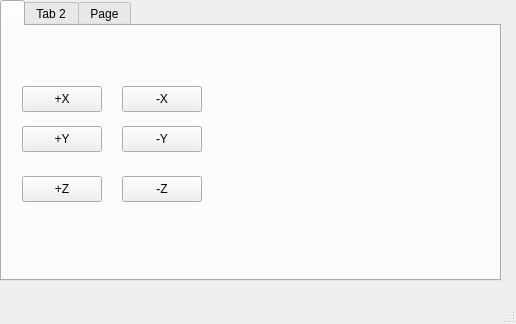
Above: TT_RAA/mainwindow.ui from SrgtPepper/TT_RAA before the change. Below: the same form after it.
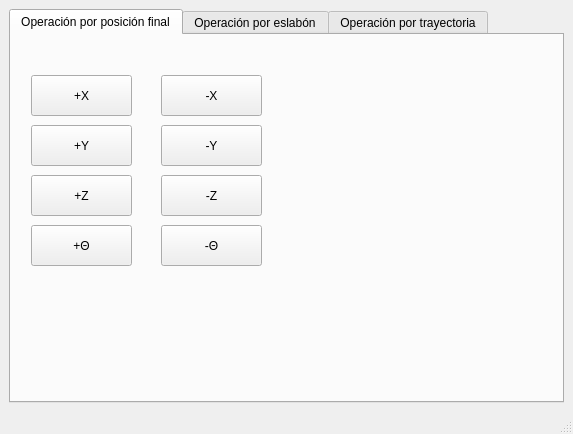
That is the form after the change.

Patch:
```diff
--- a/TT_RAA/mainwindow.ui
+++ b/TT_RAA/mainwindow.ui
@@ -6,76 +6,83 @@
    <rect>
     <x>0</x>
     <y>0</y>
-    <width>516</width>
-    <height>324</height>
+    <width>573</width>
+    <height>434</height>
    </rect>
   </property>
   <property name="windowTitle">
    <string>MainWindow</string>
   </property>
   <widget class="QWidget" name="centralwidget">
+   <layout class="QHBoxLayout" name="horizontalLayout">
+    <item>
    <widget class="QTabWidget" name="tabWidget">
-    <property name="geometry">
-     <rect>
-      <x>0</x>
-      <y>0</y>
-      <width>501</width>
-      <height>281</height>
-     </rect>
-    </property>
     <property name="currentIndex">
      <number>0</number>
     </property>
     <widget class="QWidget" name="tab">
-     <attribute name="Operacion por posicion final">
-      <string>Tab 1</string>
-     </attribute>
-     <widget class="QPushButton" name="pushButton_4">
-      <property name="geometry">
-       <rect>
-        <x>120</x>
-        <y>100</y>
-        <width>80</width>
-        <height>26</height>
-       </rect>
-      </property>
-      <property name="text">
-       <string>-Y</string>
-      </property>
-     </widget>
-     <widget class="QPushButton" name="pushButton_2">
-      <property name="geometry">
-       <rect>
-        <x>120</x>
-        <y>60</y>
-        <width>80</width>
-        <height>26</height>
-       </rect>
-      </property>
-      <property name="text">
-       <string>-X</string>
-      </property>
-     </widget>
+       <attribute name="title">
+        <string>Operación por posición final</string>
+       </attribute>
      <widget class="QPushButton" name="pushButton">
       <property name="geometry">
        <rect>
         <x>20</x>
-        <y>60</y>
-        <width>80</width>
-        <height>26</height>
+          <y>40</y>
+          <width>101</width>
+          <height>41</height>
        </rect>
       </property>
       <property name="text">
        <string>+X</string>
       </property>
      </widget>
+       <widget class="QPushButton" name="pushButton_2">
+        <property name="geometry">
+         <rect>
+          <x>150</x>
+          <y>40</y>
+          <width>101</width>
+          <height>41</height>
+         </rect>
+        </property>
+        <property name="text">
+         <string>-X</string>
+        </property>
+       </widget>
+       <widget class="QPushButton" name="pushButton_3">
+        <property name="geometry">
+         <rect>
+          <x>20</x>
+          <y>90</y>
+          <width>101</width>
+          <height>41</height>
+         </rect>
+        </property>
+        <property name="text">
+         <string>+Y</string>
+        </property>
+       </widget>
+       <widget class="QPushButton" name="pushButton_4">
+        <property name="geometry">
+         <rect>
+          <x>150</x>
+          <y>90</y>
+          <width>101</width>
+          <height>41</height>
+         </rect>
+        </property>
+        <property name="text">
+         <string>-Y</string>
+        </property>
+       </widget>
      <widget class="QPushButton" name="pushButton_5">
       <property name="geometry">
        <rect>
         <x>20</x>
-        <y>150</y>
-        <width>80</width>
-        <height>26</height>
+          <y>140</y>
+          <width>101</width>
+          <height>41</height>
        </rect>
       </property>
       <property name="text">
@@ -85,41 +92,56 @@
      <widget class="QPushButton" name="pushButton_6">
       <property name="geometry">
        <rect>
-        <x>120</x>
-        <y>150</y>
-        <width>80</width>
-        <height>26</height>
+          <x>150</x>
+          <y>140</y>
+          <width>101</width>
+          <height>41</height>
        </rect>
       </property>
       <property name="text">
        <string>-Z</string>
       </property>
      </widget>
-     <widget class="QPushButton" name="pushButton_3">
+       <widget class="QPushButton" name="pushButton_7">
       <property name="geometry">
        <rect>
         <x>20</x>
-        <y>100</y>
-        <width>80</width>
-        <height>26</height>
+          <y>190</y>
+          <width>101</width>
+          <height>41</height>
        </rect>
       </property>
       <property name="text">
-       <string>+Y</string>
-      </property>
-     </widget>
-    </widget>
-    <widget class="QWidget" name="tab_2">
-     <attribute name="title">
-      <string>Tab 2</string>
-     </attribute>
+         <string>+Θ</string>
+        </property>
+       </widget>
+       <widget class="QPushButton" name="pushButton_8">
+        <property name="geometry">
+         <rect>
+          <x>150</x>
+          <y>190</y>
+          <width>101</width>
+          <height>41</height>
+         </rect>
+        </property>
+        <property name="text">
+         <string>-Θ</string>
+        </property>
+       </widget>
     </widget>
     <widget class="QWidget" name="tab_3">
      <attribute name="title">
-      <string>Page</string>
-     </attribute>
-    </widget>
-   </widget>
+        <string>Operación por eslabón</string>
+       </attribute>
+      </widget>
+      <widget class="QWidget" name="tab_2">
+       <attribute name="title">
+        <string>Operación por trayectoria</string>
+       </attribute>
+      </widget>
+     </widget>
+    </item>
+   </layout>
   </widget>
   <widget class="QMenuBar" name="menubar">
    <property name="geometry">
```
Left out of the diff: 2 changed lines with no effect on the pictures. Lines whose indentation alone changed are shown as unchanged.
